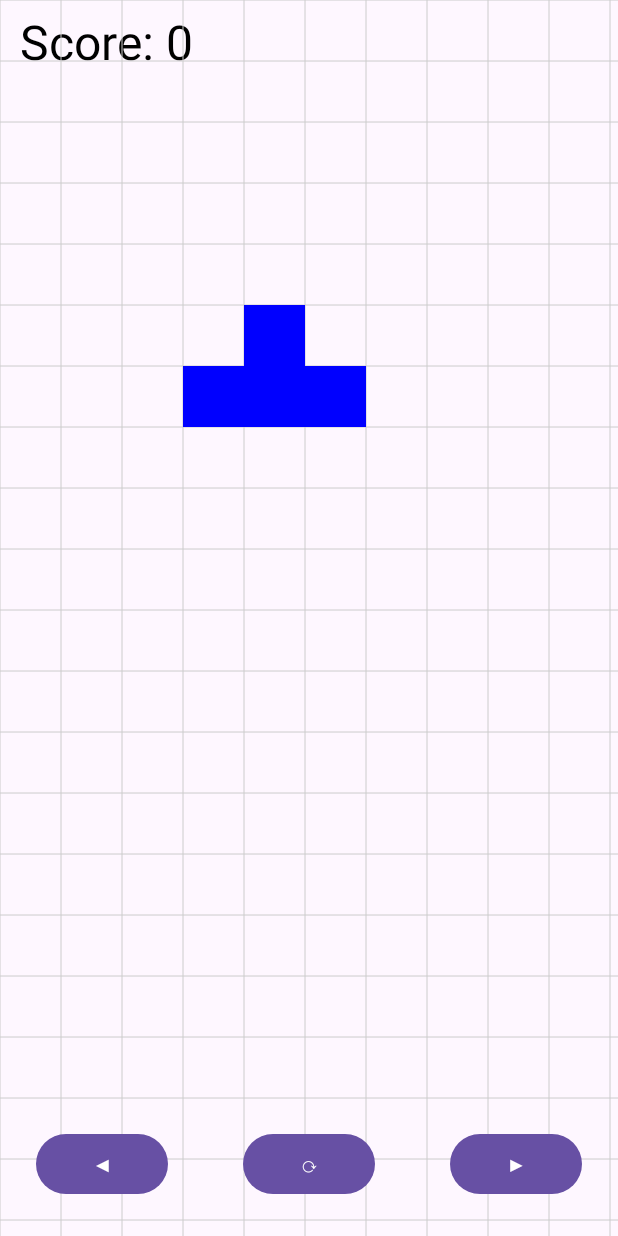
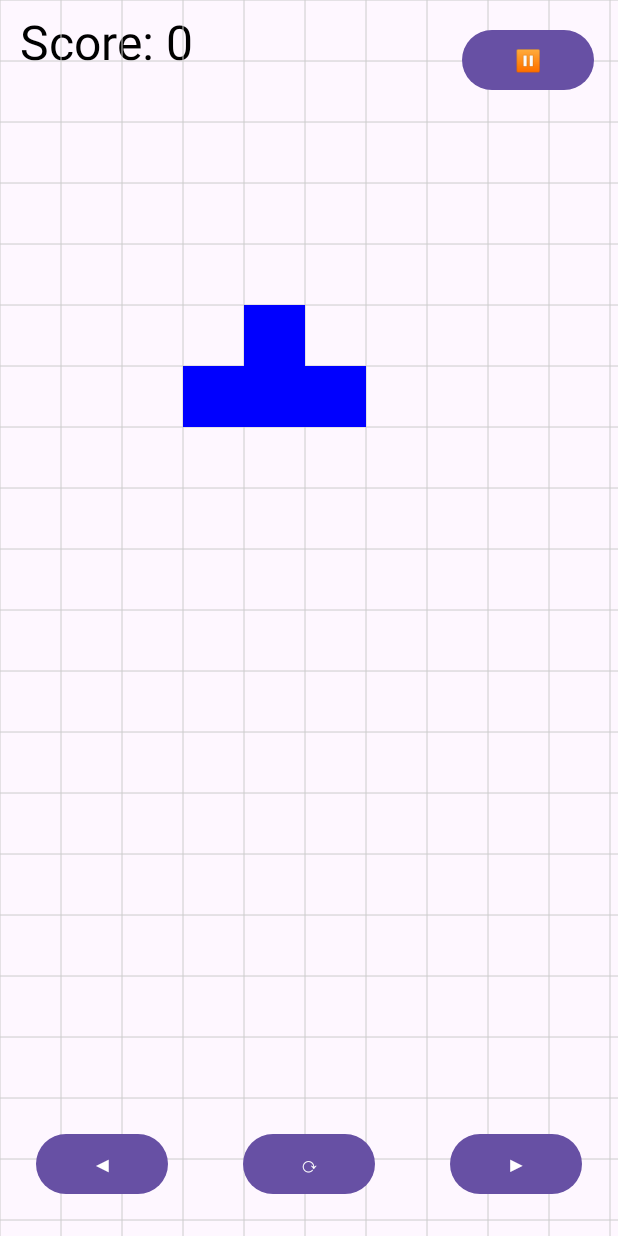
Before and after one commit to Ornella-Gigante/Tetris, an Android app: the MainActivity screen opened directly, with no data from a screen before it, on a phone screen of 412 x 824 dp. Run offline under Robolectric (Android 15) with nearby library versions, the phone set to English and light mode, and no system bars.

Commit message:
feat(ui): add pause/resume button to main layout

```diff
--- a/app/src/main/res/layout/activity_main.xml
+++ b/app/src/main/res/layout/activity_main.xml
@@ -16,6 +16,7 @@
         android:layout_gravity="bottom|start"
         android:layout_margin="24dp"/>
 
+
     <Button
         android:id="@+id/btnRight"
         android:layout_width="wrap_content"
@@ -32,4 +33,12 @@
         android:layout_gravity="bottom|center_horizontal"
         android:layout_margin="24dp"/>
 
+    <Button
+        android:id="@+id/btnPause"
+        android:layout_width="wrap_content"
+        android:layout_height="wrap_content"
+        android:text="⏸️"
+        android:layout_gravity="top|end"
+        android:layout_margin="16dp"/>
+
 </FrameLayout>
```
